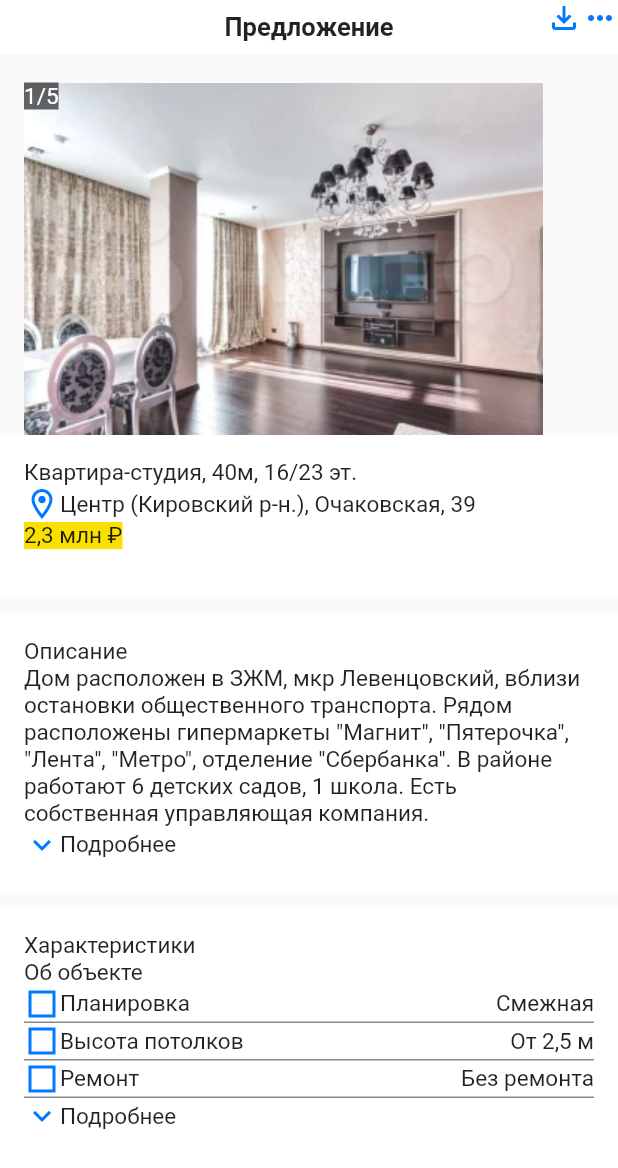
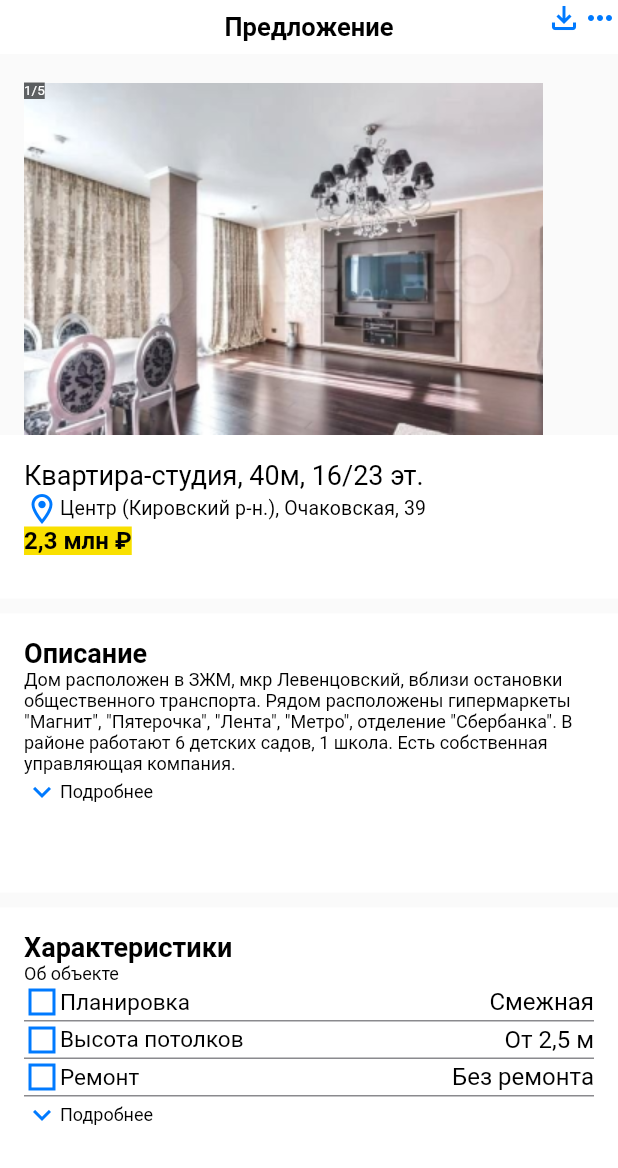
Before and after one commit to abezuglova/first_task_basic, a Flutter app: the screen it shows after launch, on a phone screen of 412 x 824 dp. Shown: the top 1168 px of the screen. Run offline on Flutter 3.47's test engine with Material 2 defaults, Android fonts, the light colour scheme and no system bars; our stand-ins replace google_fonts.

Commit message:
fonts provided

```diff
--- a/lib/main.dart
+++ b/lib/main.dart
@@ -23,14 +23,15 @@ class MyApp extends StatelessWidget {
         ),
         textTheme:
             GoogleFonts.openSansTextTheme(Theme.of(context).textTheme).copyWith(
-          bodySmall: const TextStyle(fontWeight: FontWeight.normal, fontSize: 12),
-          bodyMedium: const TextStyle(fontWeight: FontWeight.normal, fontSize: 15),
-          bodyLarge: const TextStyle(fontWeight: FontWeight.normal, fontSize: 16),
-          headlineSmall: const TextStyle(fontWeight: FontWeight.normal, fontSize: 18),
-          headlineLarge: const TextStyle(fontWeight: FontWeight.bold, fontSize: 18),
-          titleSmall: const TextStyle(fontWeight: FontWeight.normal, fontSize: 13),
-          titleMedium: const TextStyle(fontWeight: FontWeight.w600, fontSize: 16),
-          titleLarge: const TextStyle(fontWeight: FontWeight.w600, fontSize: 17),
+          bodySmall: const TextStyle(fontWeight: FontWeight.normal, fontSize: 12, color: Colors.black),
+          bodyMedium: const TextStyle(fontWeight: FontWeight.normal, fontSize: 15, color: Colors.black),
+          bodyLarge: const TextStyle(fontWeight: FontWeight.normal, fontSize: 16, color: Colors.black),
+          headlineSmall: const TextStyle(fontWeight: FontWeight.normal, fontSize: 18, color: Colors.black),
+          headlineMedium: const TextStyle(fontWeight: FontWeight.normal, fontSize: 9, color: Colors.black),
+          headlineLarge: const TextStyle(fontWeight: FontWeight.bold, fontSize: 18, color: Colors.black),
+          titleSmall: const TextStyle(fontWeight: FontWeight.normal, fontSize: 13, color: Colors.black),
+          titleMedium: const TextStyle(fontWeight: FontWeight.w600, fontSize: 16, color: Colors.black),
+          titleLarge: const TextStyle(fontWeight: FontWeight.w600, fontSize: 17, color: Colors.black),
         ),
       ),
       home: const OfferScreenWidget(),
@@ -52,3 +53,4 @@ class MyApp extends StatelessWidget {
 
 // 3 часа
 // 30 минут
+// 15:10
--- a/lib/widgets/characteristics_widget.dart
+++ b/lib/widgets/characteristics_widget.dart
@@ -5,6 +5,7 @@ class CharacteristicsWidget extends StatelessWidget {
 
   @override
   Widget build(BuildContext context) {
+    final textTheme = Theme.of(context).textTheme;
     return Container(
       height: 233,
       padding: const EdgeInsets.all(16),
@@ -12,18 +13,18 @@ class CharacteristicsWidget extends StatelessWidget {
       child: Column(
         crossAxisAlignment: CrossAxisAlignment.start,
         children: [
-          const Text('Характеристики'),
-          const Text('Об объекте'),
+          Text('Характеристики', style: textTheme.headlineLarge),
+          Text('Об объекте', style: textTheme.bodySmall),
           Row(
             mainAxisAlignment: MainAxisAlignment.spaceBetween,
             children: [
               Row(
-                children: const [
-                  Icon(Icons.square_outlined),
-                  Text('Планировка'),
+                children: [
+                  const Icon(Icons.square_outlined),
+                  Text('Планировка', style: textTheme.bodyMedium),
                 ],
               ),
-              const Text('Смежная'),
+              Text('Смежная', style: textTheme.bodyLarge),
             ],
           ),
           Container(
@@ -34,12 +35,12 @@ class CharacteristicsWidget extends StatelessWidget {
             mainAxisAlignment: MainAxisAlignment.spaceBetween,
             children: [
               Row(
-                children: const [
-                  Icon(Icons.square_outlined),
-                  Text('Высота потолков'),
+                children: [
+                  const Icon(Icons.square_outlined),
+                  Text('Высота потолков', style: textTheme.bodyMedium),
                 ],
               ),
-              const Text('От 2,5 м'),
+              Text('От 2,5 м', style: textTheme.bodyLarge),
             ],
           ),
           Container(
@@ -50,12 +51,12 @@ class CharacteristicsWidget extends StatelessWidget {
             mainAxisAlignment: MainAxisAlignment.spaceBetween,
             children: [
               Row(
-                children: const [
-                  Icon(Icons.square_outlined),
-                  Text('Ремонт'),
+                children: [
+                  const Icon(Icons.square_outlined),
+                  Text('Ремонт', style: textTheme.bodyMedium),
                 ],
               ),
-              const Text('Без ремонта'),
+              Text('Без ремонта', style: textTheme.bodyLarge),
             ],
           ),
           Container(
@@ -63,9 +64,9 @@ class CharacteristicsWidget extends StatelessWidget {
             color: const Color(0xFF3C3C43).withOpacity(0.6),
           ),
           Row(
-            children: const [
-              Icon(Icons.keyboard_arrow_down),
-              Text('Подробнее'),
+            children: [
+              const Icon(Icons.keyboard_arrow_down),
+              Text('Подробнее', style: textTheme.bodySmall),
             ],
           ),
         ],
--- a/lib/widgets/custom_app_bar.dart
+++ b/lib/widgets/custom_app_bar.dart
@@ -1,5 +1,3 @@
-import 'dart:js';
-
 import 'package:flutter/material.dart';
 
 class CustomAppBar extends StatelessWidget implements PreferredSizeWidget {
--- a/lib/widgets/description_widget.dart
+++ b/lib/widgets/description_widget.dart
@@ -5,6 +5,7 @@ class DescriptionWidget extends StatelessWidget {
 
   @override
   Widget build(BuildContext context) {
+    final textTheme = Theme.of(context).textTheme;
     return Container(
       height: 186,
       padding: const EdgeInsets.all(16),
@@ -12,13 +13,15 @@ class DescriptionWidget extends StatelessWidget {
       child: Column(
         crossAxisAlignment: CrossAxisAlignment.start,
         children: [
-          const Text('Описание'),
-          const Text(
-              'Дом расположен в ЗЖМ, мкр Левенцовский, вблизи остановки общественного транспорта. Рядом расположены гипермаркеты "Магнит", "Пятерочка", "Лента", "Метро", отделение "Сбербанка". В районе работают 6 детских садов, 1 школа. Есть собственная управляющая компания.'),
+          Text('Описание', style: textTheme.headlineLarge),
+          Text(
+            'Дом расположен в ЗЖМ, мкр Левенцовский, вблизи остановки общественного транспорта. Рядом расположены гипермаркеты "Магнит", "Пятерочка", "Лента", "Метро", отделение "Сбербанка". В районе работают 6 детских садов, 1 школа. Есть собственная управляющая компания.',
+            style: textTheme.bodySmall,
+          ),
           Row(
-            children: const [
-              Icon(Icons.keyboard_arrow_down),
-              Text('Подробнее'),
+            children: [
+              const Icon(Icons.keyboard_arrow_down),
+              Text('Подробнее', style: textTheme.bodySmall,),
             ],
           ),
         ],
--- a/lib/widgets/link_widget.dart
+++ b/lib/widgets/link_widget.dart
@@ -6,15 +6,16 @@ class LinkWidget extends StatelessWidget {
 
   @override
   Widget build(BuildContext context) {
+    final textTheme = Theme.of(context).textTheme;
     return Container(
       height: 44,
       color: Colors.white,
       child: Center(
         child: Row(
           mainAxisSize: MainAxisSize.min,
-          children: const [
-            Image(image: AssetImage(AppImages.logo)),
-            Text('Смотреть на Avito'),
+          children: [
+            const Image(image: AssetImage(AppImages.logo)),
+            Text('Смотреть на Avito', style: textTheme.bodyMedium,),
           ],
         ),
       ),
--- a/lib/widgets/main_info_widget.dart
+++ b/lib/widgets/main_info_widget.dart
@@ -5,6 +5,7 @@ class MainInfoWidget extends StatelessWidget {
 
   @override
   Widget build(BuildContext context) {
+    final textTheme = Theme.of(context).textTheme;
     return Container(
       height: 109,
       color: Colors.white,
@@ -12,16 +13,16 @@ class MainInfoWidget extends StatelessWidget {
       child: Column(
         crossAxisAlignment: CrossAxisAlignment.start,
         children: [
-          const Text('Квартира-студия, 40м, 16/23 эт.'),
+          Text('Квартира-студия, 40м, 16/23 эт.', style: textTheme.headlineSmall,),
           Row(
-            children: const [
-              Icon(Icons.location_on_outlined),
-              Text('Центр (Кировский р-н.), Очаковская, 39'),
+            children: [
+              const Icon(Icons.location_on_outlined),
+              Text('Центр (Кировский р-н.), Очаковская, 39', style: textTheme.titleSmall),
             ],
           ),
           Container(
             color: const Color(0xFFF9E000),
-            child: const Text('2,3 млн ₽'),
+            child: Text('2,3 млн ₽', style: textTheme.titleMedium,),
           ),
         ],
       ),
--- a/lib/widgets/photo_slider_widget.dart
+++ b/lib/widgets/photo_slider_widget.dart
@@ -11,6 +11,7 @@ class PhotoSliderWidget extends StatefulWidget {
 class _PhotoSliderWidgetState extends State<PhotoSliderWidget> {
   @override
   Widget build(BuildContext context) {
+    final textTheme = Theme.of(context).textTheme;
     return Padding(
       padding: const EdgeInsets.symmetric(horizontal: 16),
       child: Stack(
@@ -22,11 +23,9 @@ class _PhotoSliderWidgetState extends State<PhotoSliderWidget> {
           ),
           Container(
             color: Colors.black.withOpacity(0.6),
-            child: const Text(
+            child: Text(
               '1/5',
-              style: TextStyle(
-                color: Colors.white,
-              ),
+              style: textTheme.headlineMedium!.copyWith(color: Colors.white),
             ),
           ),
         ],
```
